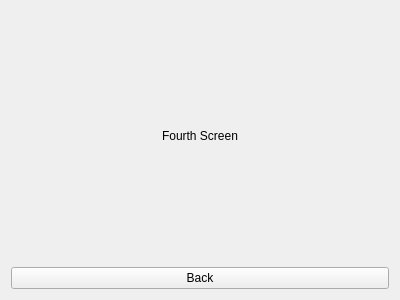
First picture: the form in demo/view/ui/fourth.ui, repository R0land013/easy-mvp, before the edit.
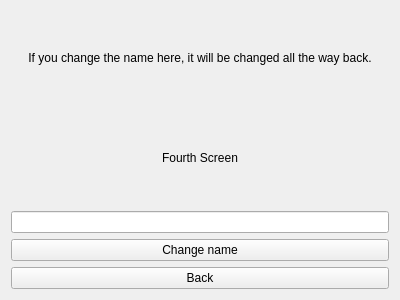
Second picture: the form after the edit.

```diff
--- a/demo/view/ui/fourth.ui
+++ b/demo/view/ui/fourth.ui
@@ -14,6 +14,16 @@
    <string>Frame</string>
   </property>
   <layout class="QVBoxLayout" name="verticalLayout">
+   <item>
+    <widget class="QLabel" name="label">
+     <property name="text">
+      <string>If you change the name here, it will be changed all the way back.</string>
+     </property>
+     <property name="alignment">
+      <set>Qt::AlignCenter</set>
+     </property>
+    </widget>
+   </item>
    <item>
     <widget class="QLabel" name="message_label">
      <property name="text">
@@ -24,6 +34,16 @@
      </property>
     </widget>
    </item>
+   <item>
+    <widget class="QLineEdit" name="name_line_edit"/>
+   </item>
+   <item>
+    <widget class="QPushButton" name="change_name_button">
+     <property name="text">
+      <string>Change name</string>
+     </property>
+    </widget>
+   </item>
    <item>
     <widget class="QPushButton" name="back_button">
      <property name="text">
```
